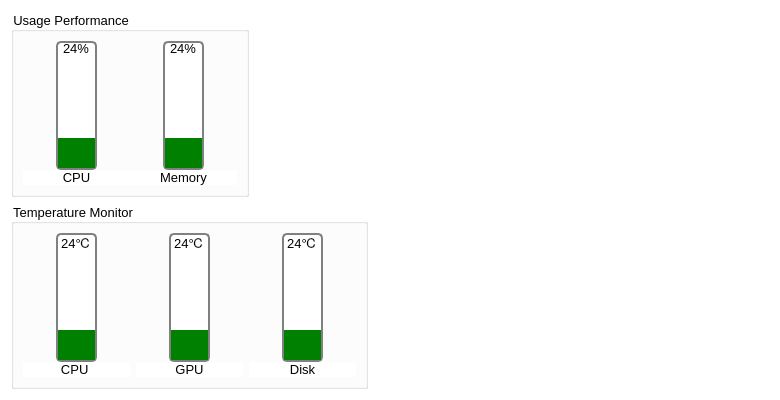
BurnellLiu/LiuProject, file BLHardwareScaner/BLHardwareScaner/Ui/TempManagement.ui: the form before one commit.
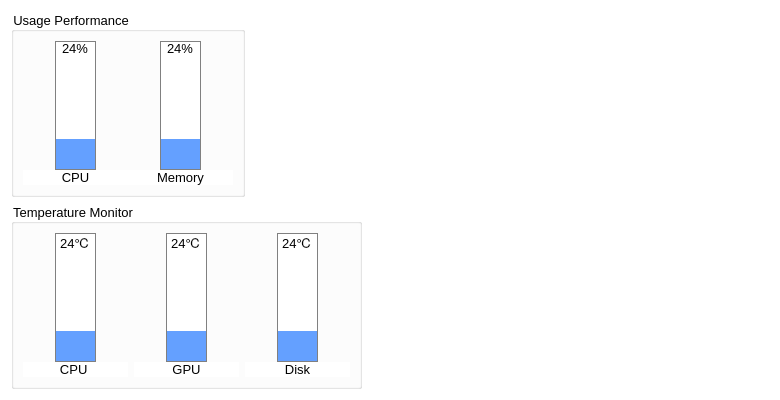
The form after the commit.

The edit to the form file:
```diff
--- a/BLHardwareScaner/BLHardwareScaner/Ui/TempManagement.ui
+++ b/BLHardwareScaner/BLHardwareScaner/Ui/TempManagement.ui
@@ -74,12 +74,11 @@
               <property name="styleSheet">
                <string notr="true">QProgressBar#progressBarCpuUsage 
 {
-     border: 2px solid grey;
-     border-radius: 5px;
+     border: 1px solid grey;
  }
 QProgressBar#progressBarCpuUsage::chunk 
 {
-     background-color: green;
+     background-color: rgb(100, 160, 255);
  }</string>
               </property>
               <property name="value">
@@ -166,12 +165,11 @@
               <property name="styleSheet">
                <string notr="true">QProgressBar#progressBarMemUsage 
 {
-     border: 2px solid grey;
-     border-radius: 5px;
+     border: 1px solid grey;
  }
 QProgressBar#progressBarMemUsage::chunk 
 {
-     background-color: green;
+     background-color: rgb(100, 160, 255);
  }</string>
               </property>
               <property name="value">
@@ -277,12 +275,11 @@
               <property name="styleSheet">
                <string notr="true">QProgressBar#progressBarCpuTemp
 {
-     border: 2px solid grey;
-     border-radius: 5px;
+     border: 1px solid grey;
  }
 QProgressBar#progressBarCpuTemp::chunk 
 {
-     background-color: green;
+     background-color: rgb(100, 160, 255);
  }</string>
               </property>
               <property name="value">
@@ -372,12 +369,11 @@
               <property name="styleSheet">
                <string notr="true">QProgressBar#progressBarGpuTemp
 {
-     border: 2px solid grey;
-     border-radius: 5px;
+     border: 1px solid grey;
  }
 QProgressBar#progressBarGpuTemp::chunk 
 {
-     background-color: green;
+     background-color: rgb(100, 160, 255);
  }</string>
               </property>
               <property name="value">
@@ -467,12 +463,11 @@
               <property name="styleSheet">
                <string notr="true">QProgressBar#progressBarDiskTemp
 {
-     border: 2px solid grey;
-     border-radius: 5px;
+     border: 1px solid grey;
  }
 QProgressBar#progressBarDiskTemp::chunk 
 {
-     background-color: green;
+     background-color: rgb(100, 160, 255);
  }</string>
               </property>
               <property name="value">
```
